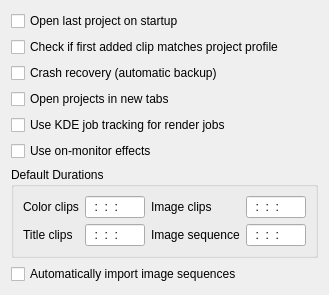
Above: src/widgets/configmisc_ui.ui from KDE/kdenlive before the change. Below: the same form after it.
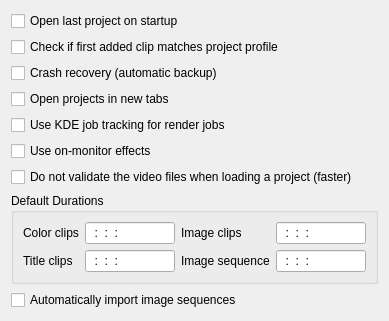
That is the form after the change. Custom widgets are drawn as their Qt base class.

Commit message: Add option to speed up project loading: Replace all avformat producers with avformat-novalidate to skip the validation during the producer init (takes place in MLT) while loading the project. Not enabled by default yet.

Patch:
```diff
--- a/src/widgets/configmisc_ui.ui
+++ b/src/widgets/configmisc_ui.ui
@@ -6,8 +6,8 @@
    <rect>
     <x>0</x>
     <y>0</y>
-    <width>329</width>
-    <height>245</height>
+    <width>389</width>
+    <height>304</height>
    </rect>
   </property>
   <layout class="QGridLayout" name="gridLayout_4">
@@ -32,7 +32,7 @@
      </property>
     </widget>
    </item>
-   <item row="6" column="0" colspan="3">
+   <item row="7" column="0" colspan="3">
     <widget class="QGroupBox" name="groupBox">
      <property name="title">
       <string>Default Durations</string>
@@ -100,7 +100,7 @@
      </layout>
     </widget>
    </item>
-   <item row="8" column="0" colspan="3">
+   <item row="9" column="0" colspan="3">
     <spacer>
      <property name="orientation">
       <enum>Qt::Vertical</enum>
@@ -127,7 +127,7 @@
      </property>
     </widget>
    </item>
-   <item row="7" column="0">
+   <item row="8" column="0">
     <widget class="QCheckBox" name="kcfg_autoimagesequence">
      <property name="text">
       <string>Automatically import image sequences</string>
@@ -141,6 +141,13 @@
      </property>
     </widget>
    </item>
+   <item row="6" column="0">
+    <widget class="QCheckBox" name="kcfg_projectloading_avformatnovalidate">
+     <property name="text">
+      <string>Do not validate the video files when loading a project (faster)</string>
+     </property>
+    </widget>
+   </item>
   </layout>
  </widget>
  <customwidgets>
```
The commit also changes 5 other files.
